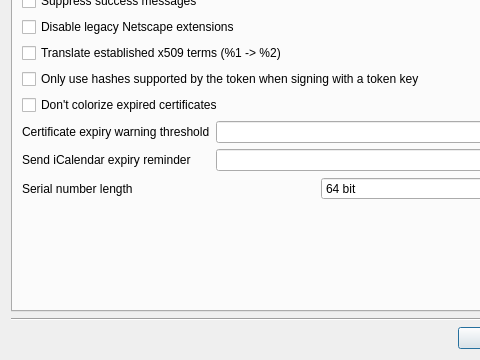
Before: the Qt Designer form ui/Options.ui in chris2511/xca, drawn with Qt 5; both pictures show x 0 to 480 and y 140 to 500 of the 635 by 500 pixel window.
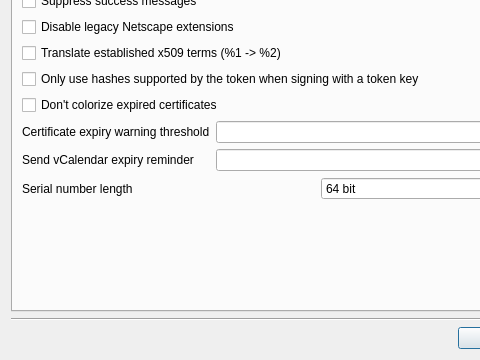
After: the same form once the commit is applied. Custom widgets are drawn as their Qt base class.

Diff of the .ui file:
```diff
--- a/ui/Options.ui
+++ b/ui/Options.ui
@@ -143,7 +143,7 @@
          <item row="1" column="0" colspan="2">
           <widget class="QLabel" name="label_4">
            <property name="text">
-            <string>Send iCalendar expiry reminder</string>
+            <string>Send vCalendar expiry reminder</string>
            </property>
           </widget>
          </item>
```
